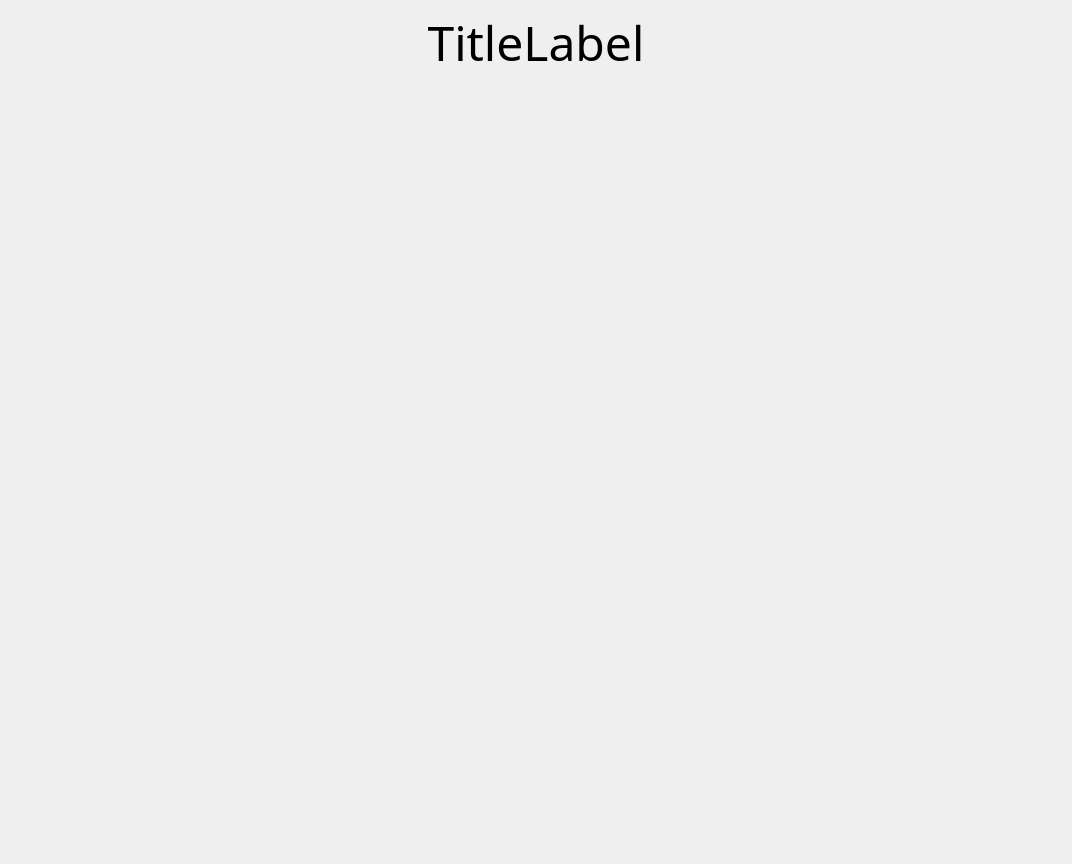
The window that nextvending/assets/widgets/UI/MainWindow.ui (fernandoleira/NextVending-Machine) describes before a commit, drawn with Qt 5.
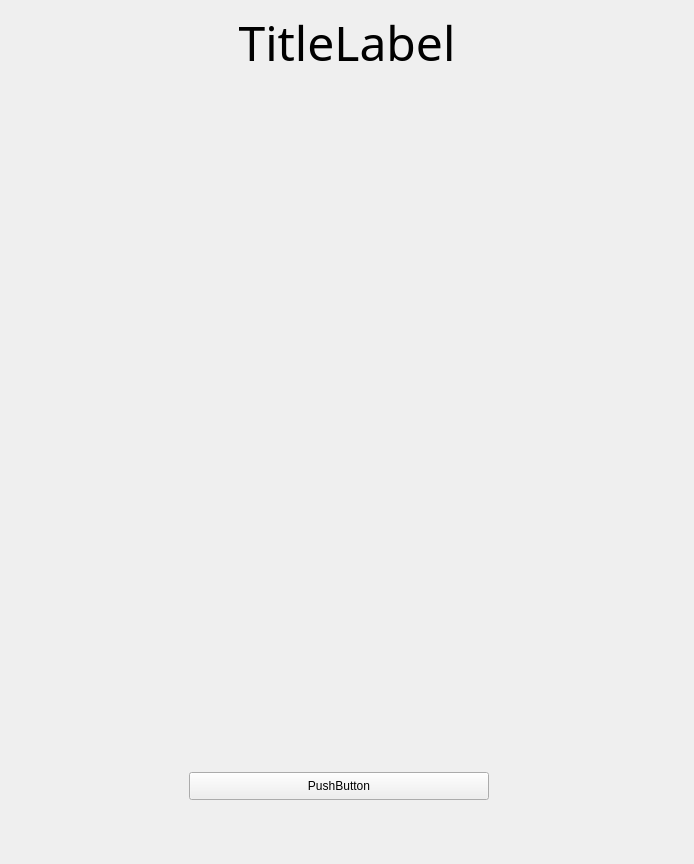
The same window after the commit.

Commit message: design & balance processing

```diff
--- a/nextvending/assets/widgets/UI/MainWindow.ui
+++ b/nextvending/assets/widgets/UI/MainWindow.ui
@@ -6,16 +6,22 @@
    <rect>
     <x>0</x>
     <y>0</y>
-    <width>1072</width>
+    <width>694</width>
     <height>864</height>
    </rect>
   </property>
   <property name="windowTitle">
    <string>MainWindow</string>
   </property>
+  <property name="layoutDirection">
+   <enum>Qt::LeftToRight</enum>
+  </property>
   <property name="autoFillBackground">
    <bool>false</bool>
   </property>
+  <property name="styleSheet">
+   <string notr="true">text-align:center;</string>
+  </property>
   <property name="dockOptions">
    <set>QMainWindow::AllowTabbedDocks|QMainWindow::AnimatedDocks</set>
   </property>
@@ -47,7 +53,33 @@
      </widget>
     </item>
     <item>
-     <widget class="QWidget" name="centralWidget" native="true"/>
+     <widget class="QWidget" name="centralWidget" native="true">
+      <widget class="QPushButton" name="pushButton">
+       <property name="geometry">
+        <rect>
+         <x>180</x>
+         <y>690</y>
+         <width>300</width>
+         <height>28</height>
+        </rect>
+       </property>
+       <property name="sizePolicy">
+        <sizepolicy hsizetype="Fixed" vsizetype="Fixed">
+         <horstretch>0</horstretch>
+         <verstretch>0</verstretch>
+        </sizepolicy>
+       </property>
+       <property name="minimumSize">
+        <size>
+         <width>300</width>
+         <height>0</height>
+        </size>
+       </property>
+       <property name="text">
+        <string>PushButton</string>
+       </property>
+      </widget>
+     </widget>
     </item>
    </layout>
   </widget>
```
Left out of the diff: 3 changed lines with no effect on the pictures. The commit also changes 6 other files.
